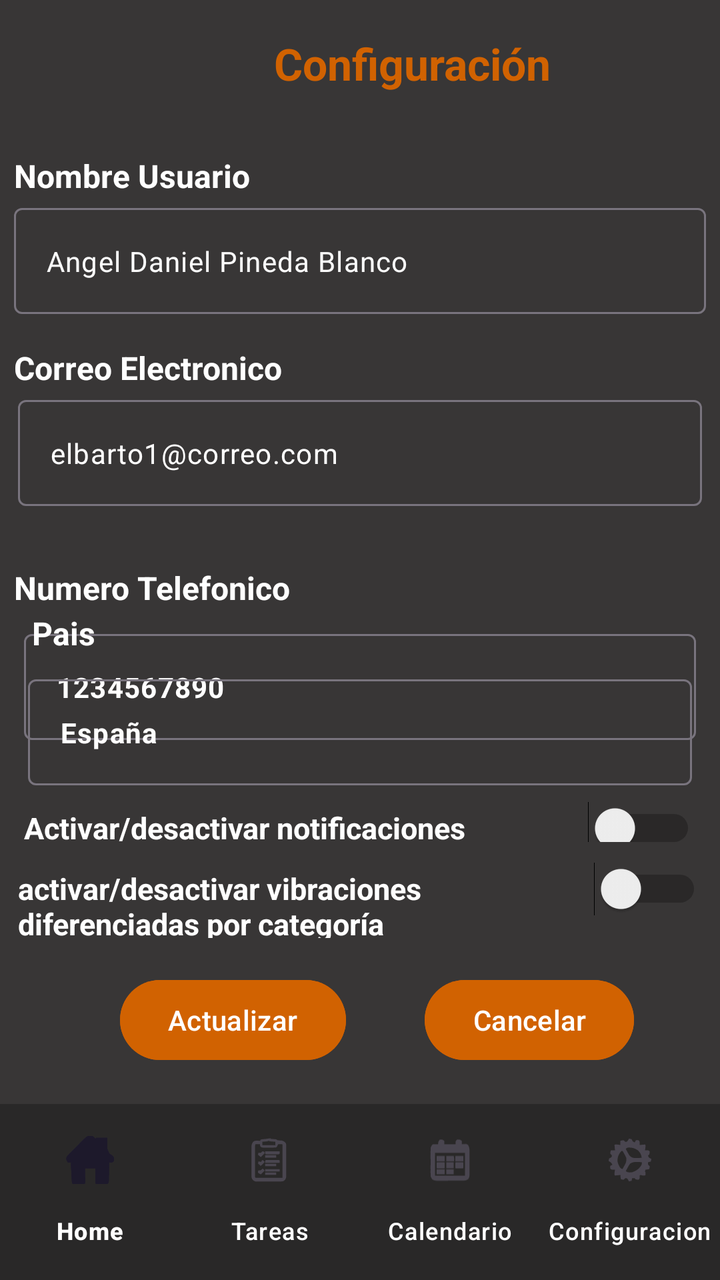
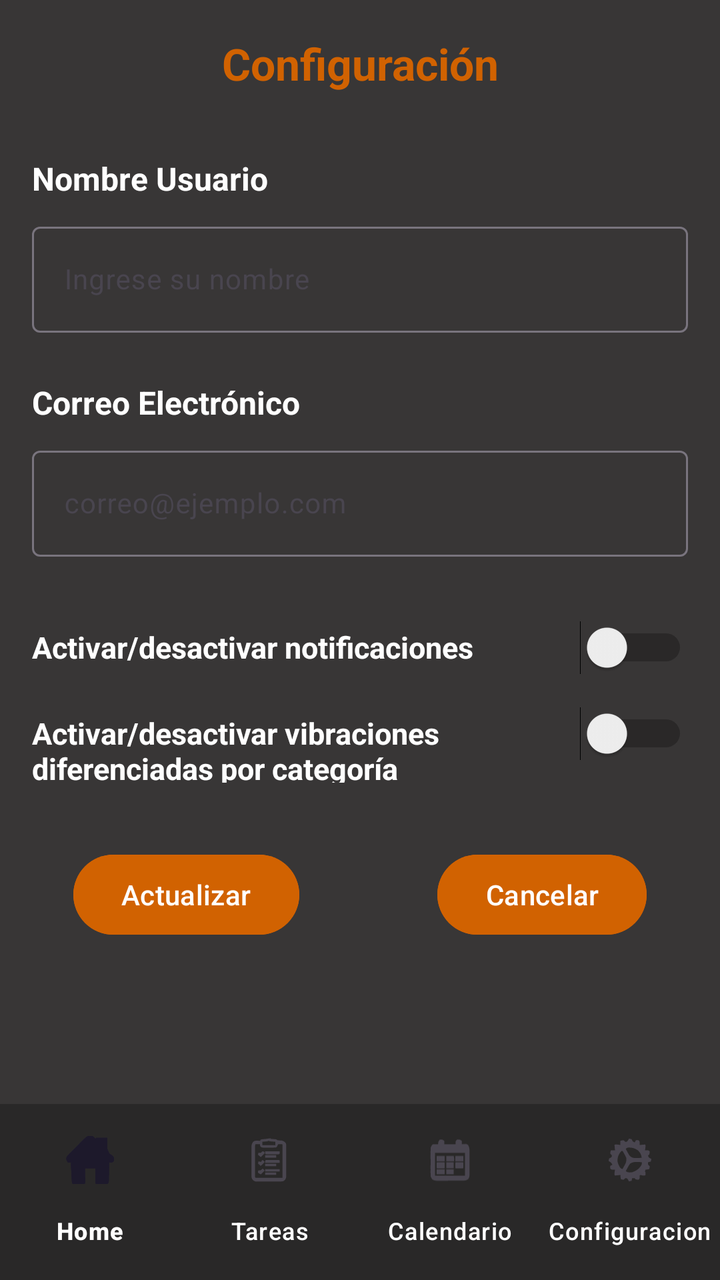

Compare the two renders of this Android layout. The source of the first and the diff that turns it into the second are given below.
<!-- AndroidManifest.xml: application theme Theme.GetDone -->
<!-- res/layout/activity_configuracion.xml -->
<?xml version="1.0" encoding="utf-8"?>
<androidx.constraintlayout.widget.ConstraintLayout xmlns:android="http://schemas.android.com/apk/res/android"
    xmlns:app="http://schemas.android.com/apk/res-auto"
    xmlns:tools="http://schemas.android.com/tools"
    android:id="@+id/main"
    android:layout_width="match_parent"
    android:layout_height="match_parent"
    android:background="#383636"
    tools:context=".configuracion">

    <TextView
        android:id="@+id/textView12"
        android:layout_width="wrap_content"
        android:layout_height="wrap_content"
        android:layout_marginStart="12dp"
        android:layout_marginTop="17dp"
        android:text="Configuración"
        android:textColor="#D16201"
        android:textSize="22dp"
        android:textStyle="bold"
        app:layout_constraintStart_toEndOf="@+id/textView17"
        app:layout_constraintTop_toTopOf="parent" />

    <TextView
        android:id="@+id/textView17"
        android:layout_width="wrap_content"
        android:layout_height="wrap_content"
        android:layout_marginTop="77dp"
        android:text="Nombre Usuario"
        android:textColor="@color/white"
        android:textSize="16sp"
        android:textStyle="bold"
        app:layout_constraintStart_toStartOf="@+id/textInputLayout5"
        app:layout_constraintTop_toTopOf="parent" />

    <com.google.android.material.textfield.TextInputLayout
        android:id="@+id/textInputLayout5"
        android:layout_width="0dp"
        android:layout_height="wrap_content"
        android:layout_marginStart="7dp"
        android:layout_marginEnd="7dp"
        app:layout_constraintEnd_toEndOf="parent"
        app:layout_constraintStart_toStartOf="parent"
        app:layout_constraintTop_toBottomOf="@+id/textView17">

        <com.google.android.material.textfield.TextInputEditText
            android:layout_width="match_parent"
            android:layout_height="wrap_content"
            android:text="Angel Daniel Pineda Blanco"
            android:textColor="#FBFBFB"
            android:textSize="14sp" />
    </com.google.android.material.textfield.TextInputLayout>

    <TextView
        android:id="@+id/textView22"
        android:layout_width="wrap_content"
        android:layout_height="wrap_content"
        android:layout_marginStart="7dp"
        android:layout_marginTop="16dp"
        android:text="Correo Electronico"
        android:textColor="@color/white"
        android:textSize="16sp"
        android:textStyle="bold"
        app:layout_constraintStart_toStartOf="parent"
        app:layout_constraintTop_toBottomOf="@+id/textInputLayout5" />

    <com.google.android.material.textfield.TextInputLayout
        android:id="@+id/textInputLayout6"
        android:layout_width="0dp"
        android:layout_height="wrap_content"
        android:layout_marginStart="9dp"
        android:layout_marginEnd="9dp"
        app:layout_constraintEnd_toEndOf="parent"
        app:layout_constraintStart_toStartOf="parent"
        app:layout_constraintTop_toBottomOf="@+id/textView22">

        <com.google.android.material.textfield.TextInputEditText
            android:layout_width="match_parent"
            android:layout_height="wrap_content"
            android:text="elbarto1@correo.com"
            android:textColor="@color/white"
            android:textSize="14sp" />
    </com.google.android.material.textfield.TextInputLayout>

    <TextView
        android:id="@+id/textView23"
        android:layout_width="wrap_content"
        android:layout_height="wrap_content"
        android:layout_marginStart="7dp"
        android:layout_marginTop="30dp"
        android:text="Numero Telefonico"
        android:textColor="@color/white"
        android:textSize="16sp"
        android:textStyle="bold"
        app:layout_constraintStart_toStartOf="parent"
        app:layout_constraintTop_toBottomOf="@+id/textInputLayout6" />

    <com.google.android.material.textfield.TextInputLayout
        android:id="@+id/textInputLayout7"
        android:layout_width="0dp"
        android:layout_height="wrap_content"
        android:layout_marginStart="12dp"
        android:layout_marginTop="7dp"
        android:layout_marginEnd="12dp"
        app:layout_constraintEnd_toEndOf="parent"
        app:layout_constraintStart_toStartOf="parent"
        app:layout_constraintTop_toBottomOf="@+id/textView23">

        <com.google.android.material.textfield.TextInputEditText
            android:layout_width="match_parent"
            android:layout_height="wrap_content"
            android:text="1234567890"
            android:textColor="@color/white"
            android:textSize="14sp"
            android:textStyle="bold" />
    </com.google.android.material.textfield.TextInputLayout>

    <TextView
        android:id="@+id/textView24"
        android:layout_width="wrap_content"
        android:layout_height="wrap_content"
        android:layout_marginStart="2dp"
        android:layout_marginBottom="7dp"
        android:text="Pais"
        android:textColor="@color/white"
        android:textSize="16sp"
        android:textStyle="bold"
        app:layout_constraintBottom_toTopOf="@+id/textInputLayout8"
        app:layout_constraintStart_toStartOf="@+id/textInputLayout8" />

    <com.google.android.material.textfield.TextInputLayout
        android:id="@+id/textInputLayout8"
        android:layout_width="0dp"
        android:layout_height="wrap_content"
        android:layout_marginStart="14dp"
        android:layout_marginEnd="14dp"
        android:layout_marginBottom="8dp"
        app:layout_constraintBottom_toTopOf="@+id/linearLayout"
        app:layout_constraintEnd_toEndOf="parent"
        app:layout_constraintStart_toStartOf="parent">

        <com.google.android.material.textfield.TextInputEditText
            android:layout_width="match_parent"
            android:layout_height="wrap_content"
            android:text="España"
            android:textColor="#FFFFFF"
            android:textSize="14sp"
            android:textStyle="bold" />
    </com.google.android.material.textfield.TextInputLayout>

    <TextView
        android:id="@+id/textView25"
        android:layout_width="wrap_content"
        android:layout_height="wrap_content"
        android:layout_marginStart="10dp"
        android:layout_marginTop="7dp"
        android:textColor="@color/white"
        android:textSize="20sp"
        android:textStyle="bold"
        app:layout_constraintStart_toStartOf="@+id/linearLayout2"
        app:layout_constraintTop_toBottomOf="@+id/linearLayout2" />

    <LinearLayout
        android:id="@+id/linearLayout"
        android:layout_width="0dp"
        android:layout_height="wrap_content"
        android:layout_marginStart="12dp"
        android:layout_marginEnd="12dp"
        android:layout_marginBottom="10dp"
        android:orientation="horizontal"
        app:layout_constraintBottom_toTopOf="@+id/linearLayout2"
        app:layout_constraintEnd_toEndOf="parent"
        app:layout_constraintStart_toStartOf="parent">

        <TextView
            android:id="@+id/textView27"
            android:layout_width="wrap_content"
            android:layout_height="wrap_content"
            android:layout_weight="1"
            android:text="Activar/desactivar notificaciones"
            android:textColor="@color/white"
            android:textSize="15sp"
            android:textStyle="bold" />

        <Switch
            android:id="@+id/configuracion_notificacion"
            android:layout_width="wrap_content"
            android:layout_height="match_parent"
            android:layout_weight="1" />
    </LinearLayout>

    <LinearLayout
        android:id="@+id/linearLayout2"
        android:layout_width="0dp"
        android:layout_height="wrap_content"
        android:layout_marginStart="9dp"
        android:layout_marginEnd="9dp"
        android:layout_marginBottom="171dp"
        android:orientation="horizontal"
        app:layout_constraintBottom_toBottomOf="parent"
        app:layout_constraintEnd_toEndOf="parent"
        app:layout_constraintStart_toStartOf="parent">

        <TextView
            android:id="@+id/textView28"
            android:layout_width="180dp"
            android:layout_height="wrap_content"
            android:layout_weight="1"
            android:text="activar/desactivar vibraciones diferenciadas por categoría"
            android:textColor="@color/white"
            android:textSize="15sp"
            android:textStyle="bold" />

        <Switch
            android:id="@+id/configuracion_vibracion"
            android:layout_width="wrap_content"
            android:layout_height="wrap_content" />


    </LinearLayout>

    <Button
        android:id="@+id/boton_actualiza_novedad"
        android:layout_width="wrap_content"
        android:layout_height="wrap_content"
        android:layout_marginStart="51dp"
        android:layout_marginTop="17dp"
        android:backgroundTint="#D16201"
        android:onClick="data_actualizada"
        android:text="Actualizar"
        android:textColor="@color/white"
        app:layout_constraintStart_toStartOf="@+id/linearLayout2"
        app:layout_constraintTop_toBottomOf="@+id/linearLayout2" />

    <Button
        android:id="@+id/boton_cancela_novedad"
        android:layout_width="wrap_content"
        android:layout_height="wrap_content"
        android:layout_marginStart="65dp"
        android:layout_marginTop="17dp"
        android:layout_marginEnd="69dp"
        android:backgroundTint="#D16201"
        android:onClick="volver_activity_main"
        android:text="Cancelar"
        android:textColor="@color/white"
        app:layout_constraintEnd_toEndOf="@+id/menu_navegacion"
        app:layout_constraintStart_toEndOf="@+id/boton_actualiza_novedad"
        app:layout_constraintTop_toBottomOf="@+id/linearLayout2" />

    <com.google.android.material.bottomnavigation.BottomNavigationView
        android:id="@+id/menu_navegacion"
        android:layout_width="wrap_content"
        android:layout_height="0dp"
        android:background="#5F101010"
        android:paddingTop="4dp"
        android:paddingBottom="4dp"
        app:itemTextColor="#ffffff"
        app:labelVisibilityMode="labeled"
        app:layout_constraintBottom_toBottomOf="parent"
        app:layout_constraintStart_toStartOf="parent"
        app:menu="@menu/bottom_menu" />

</androidx.constraintlayout.widget.ConstraintLayout>
<!-- resources referenced by this layout -->
<resources>
  <color name="white">#FFFFFFFF</color>
  <style name="Theme.GetDone" parent="Base.Theme.GetDone" />
  <style name="Base.Theme.GetDone" parent="Theme.Material3.DayNight.NoActionBar">
          
          
      </style>
</resources>

<!-- the commit's change to res/layout/activity_configuracion.xml (unified diff, before → after) -->
@@ -12,41 +12,43 @@
         android:id="@+id/textView12"
         android:layout_width="wrap_content"
         android:layout_height="wrap_content"
-        android:layout_marginStart="12dp"
         android:layout_marginTop="17dp"
         android:text="Configuración"
         android:textColor="#D16201"
         android:textSize="22dp"
         android:textStyle="bold"
-        app:layout_constraintStart_toEndOf="@+id/textView17"
+        app:layout_constraintEnd_toEndOf="parent"
+        app:layout_constraintStart_toStartOf="parent"
         app:layout_constraintTop_toTopOf="parent" />
 
     <TextView
         android:id="@+id/textView17"
         android:layout_width="wrap_content"
         android:layout_height="wrap_content"
-        android:layout_marginTop="77dp"
+        android:layout_marginTop="32dp"
         android:text="Nombre Usuario"
         android:textColor="@color/white"
         android:textSize="16sp"
         android:textStyle="bold"
         app:layout_constraintStart_toStartOf="@+id/textInputLayout5"
-        app:layout_constraintTop_toTopOf="parent" />
+        app:layout_constraintTop_toBottomOf="@+id/textView12" />
 
     <com.google.android.material.textfield.TextInputLayout
         android:id="@+id/textInputLayout5"
         android:layout_width="0dp"
         android:layout_height="wrap_content"
-        android:layout_marginStart="7dp"
-        android:layout_marginEnd="7dp"
+        android:layout_marginStart="16dp"
+        android:layout_marginTop="8dp"
+        android:layout_marginEnd="16dp"
         app:layout_constraintEnd_toEndOf="parent"
         app:layout_constraintStart_toStartOf="parent"
         app:layout_constraintTop_toBottomOf="@+id/textView17">
 
         <com.google.android.material.textfield.TextInputEditText
+            android:id="@+id/input_nombre_usuario"
             android:layout_width="match_parent"
             android:layout_height="wrap_content"
-            android:text="Angel Daniel Pineda Blanco"
+            android:hint="Ingrese su nombre"
             android:textColor="#FBFBFB"
             android:textSize="14sp" />
     </com.google.android.material.textfield.TextInputLayout>
@@ -55,126 +57,50 @@
         android:id="@+id/textView22"
         android:layout_width="wrap_content"
         android:layout_height="wrap_content"
-        android:layout_marginStart="7dp"
-        android:layout_marginTop="16dp"
-        android:text="Correo Electronico"
+        android:layout_marginTop="24dp"
+        android:text="Correo Electrónico"
         android:textColor="@color/white"
         android:textSize="16sp"
         android:textStyle="bold"
-        app:layout_constraintStart_toStartOf="parent"
+        app:layout_constraintStart_toStartOf="@+id/textInputLayout6"
         app:layout_constraintTop_toBottomOf="@+id/textInputLayout5" />
 
     <com.google.android.material.textfield.TextInputLayout
         android:id="@+id/textInputLayout6"
         android:layout_width="0dp"
         android:layout_height="wrap_content"
-        android:layout_marginStart="9dp"
-        android:layout_marginEnd="9dp"
+        android:layout_marginStart="16dp"
+        android:layout_marginTop="8dp"
+        android:layout_marginEnd="16dp"
         app:layout_constraintEnd_toEndOf="parent"
         app:layout_constraintStart_toStartOf="parent"
         app:layout_constraintTop_toBottomOf="@+id/textView22">
 
         <com.google.android.material.textfield.TextInputEditText
+            android:id="@+id/input_correo_usuario"
             android:layout_width="match_parent"
             android:layout_height="wrap_content"
-            android:text="elbarto1@correo.com"
+            android:enabled="false"
+            android:hint="correo@ejemplo.com"
             android:textColor="@color/white"
             android:textSize="14sp" />
     </com.google.android.material.textfield.TextInputLayout>
-
-    <TextView
-        android:id="@+id/textView23"
-        android:layout_width="wrap_content"
-        android:layout_height="wrap_content"
-        android:layout_marginStart="7dp"
-        android:layout_marginTop="30dp"
-        android:text="Numero Telefonico"
-        android:textColor="@color/white"
-        android:textSize="16sp"
-        android:textStyle="bold"
-        app:layout_constraintStart_toStartOf="parent"
-        app:layout_constraintTop_toBottomOf="@+id/textInputLayout6" />
-
-    <com.google.android.material.textfield.TextInputLayout
-        android:id="@+id/textInputLayout7"
-        android:layout_width="0dp"
-        android:layout_height="wrap_content"
-        android:layout_marginStart="12dp"
-        android:layout_marginTop="7dp"
-        android:layout_marginEnd="12dp"
-        app:layout_constraintEnd_toEndOf="parent"
-        app:layout_constraintStart_toStartOf="parent"
-        app:layout_constraintTop_toBottomOf="@+id/textView23">
-
-        <com.google.android.material.textfield.TextInputEditText
-            android:layout_width="match_parent"
-            android:layout_height="wrap_content"
-            android:text="1234567890"
-            android:textColor="@color/white"
-            android:textSize="14sp"
-            android:textStyle="bold" />
-    </com.google.android.material.textfield.TextInputLayout>
-
-    <TextView
-        android:id="@+id/textView24"
-        android:layout_width="wrap_content"
-        android:layout_height="wrap_content"
-        android:layout_marginStart="2dp"
-        android:layout_marginBottom="7dp"
-        android:text="Pais"
-        android:textColor="@color/white"
-        android:textSize="16sp"
-        android:textStyle="bold"
-        app:layout_constraintBottom_toTopOf="@+id/textInputLayout8"
-        app:layout_constraintStart_toStartOf="@+id/textInputLayout8" />
-
-    <com.google.android.material.textfield.TextInputLayout
-        android:id="@+id/textInputLayout8"
-        android:layout_width="0dp"
-        android:layout_height="wrap_content"
-        android:layout_marginStart="14dp"
-        android:layout_marginEnd="14dp"
-        android:layout_marginBottom="8dp"
-        app:layout_constraintBottom_toTopOf="@+id/linearLayout"
-        app:layout_constraintEnd_toEndOf="parent"
-        app:layout_constraintStart_toStartOf="parent">
-
-        <com.google.android.material.textfield.TextInputEditText
-            android:layout_width="match_parent"
-            android:layout_height="wrap_content"
-            android:text="España"
-            android:textColor="#FFFFFF"
-            android:textSize="14sp"
-            android:textStyle="bold" />
-    </com.google.android.material.textfield.TextInputLayout>
-
-    <TextView
-        android:id="@+id/textView25"
-        android:layout_width="wrap_content"
-        android:layout_height="wrap_content"
-        android:layout_marginStart="10dp"
-        android:layout_marginTop="7dp"
-        android:textColor="@color/white"
-        android:textSize="20sp"
-        android:textStyle="bold"
-        app:layout_constraintStart_toStartOf="@+id/linearLayout2"
-        app:layout_constraintTop_toBottomOf="@+id/linearLayout2" />
 
     <LinearLayout
         android:id="@+id/linearLayout"
         android:layout_width="0dp"
         android:layout_height="wrap_content"
-        android:layout_marginStart="12dp"
-        android:layout_marginEnd="12dp"
-        android:layout_marginBottom="10dp"
+        android:layout_marginStart="16dp"
+        android:layout_marginTop="32dp"
+        android:layout_marginEnd="16dp"
         android:orientation="horizontal"
-        app:layout_constraintBottom_toTopOf="@+id/linearLayout2"
         app:layout_constraintEnd_toEndOf="parent"
-        app:layout_constraintStart_toStartOf="parent">
+        app:layout_constraintStart_toStartOf="parent"
+        app:layout_constraintTop_toBottomOf="@+id/textInputLayout6">
 
         <TextView
             android:id="@+id/textView27"
-            android:layout_width="wrap_content"
+            android:layout_width="0dp"
             android:layout_height="wrap_content"
             android:layout_weight="1"
             android:text="Activar/desactivar notificaciones"
@@ -185,28 +111,27 @@
         <Switch
             android:id="@+id/configuracion_notificacion"
             android:layout_width="wrap_content"
-            android:layout_height="match_parent"
-            android:layout_weight="1" />
+            android:layout_height="wrap_content" />
     </LinearLayout>
 
     <LinearLayout
         android:id="@+id/linearLayout2"
         android:layout_width="0dp"
         android:layout_height="wrap_content"
-        android:layout_marginStart="9dp"
-        android:layout_marginEnd="9dp"
-        android:layout_marginBottom="171dp"
+        android:layout_marginStart="16dp"
+        android:layout_marginTop="16dp"
+        android:layout_marginEnd="16dp"
         android:orientation="horizontal"
-        app:layout_constraintBottom_toBottomOf="parent"
         app:layout_constraintEnd_toEndOf="parent"
-        app:layout_constraintStart_toStartOf="parent">
+        app:layout_constraintStart_toStartOf="parent"
+        app:layout_constraintTop_toBottomOf="@+id/linearLayout">
 
         <TextView
             android:id="@+id/textView28"
-            android:layout_width="180dp"
+            android:layout_width="0dp"
             android:layout_height="wrap_content"
             android:layout_weight="1"
-            android:text="activar/desactivar vibraciones diferenciadas por categoría"
+            android:text="Activar/desactivar vibraciones diferenciadas por categoría"
             android:textColor="@color/white"
             android:textSize="15sp"
             android:textStyle="bold" />
@@ -215,48 +140,47 @@
             android:id="@+id/configuracion_vibracion"
             android:layout_width="wrap_content"
             android:layout_height="wrap_content" />
-
-
     </LinearLayout>
 
     <Button
         android:id="@+id/boton_actualiza_novedad"
         android:layout_width="wrap_content"
         android:layout_height="wrap_content"
-        android:layout_marginStart="51dp"
-        android:layout_marginTop="17dp"
+        android:layout_marginTop="32dp"
+        android:layout_marginEnd="16dp"
         android:backgroundTint="#D16201"
         android:onClick="data_actualizada"
         android:text="Actualizar"
         android:textColor="@color/white"
-        app:layout_constraintStart_toStartOf="@+id/linearLayout2"
+        app:layout_constraintEnd_toStartOf="@+id/boton_cancela_novedad"
+        app:layout_constraintStart_toStartOf="parent"
         app:layout_constraintTop_toBottomOf="@+id/linearLayout2" />
 
     <Button
         android:id="@+id/boton_cancela_novedad"
         android:layout_width="wrap_content"
         android:layout_height="wrap_content"
-        android:layout_marginStart="65dp"
-        android:layout_marginTop="17dp"
-        android:layout_marginEnd="69dp"
+        android:layout_marginStart="16dp"
+        android:layout_marginTop="32dp"
         android:backgroundTint="#D16201"
         android:onClick="volver_activity_main"
         android:text="Cancelar"
         android:textColor="@color/white"
-        app:layout_constraintEnd_toEndOf="@+id/menu_navegacion"
+        app:layout_constraintEnd_toEndOf="parent"
         app:layout_constraintStart_toEndOf="@+id/boton_actualiza_novedad"
         app:layout_constraintTop_toBottomOf="@+id/linearLayout2" />
 
     <com.google.android.material.bottomnavigation.BottomNavigationView
         android:id="@+id/menu_navegacion"
-        android:layout_width="wrap_content"
-        android:layout_height="0dp"
+        android:layout_width="0dp"
+        android:layout_height="wrap_content"
         android:background="#5F101010"
         android:paddingTop="4dp"
         android:paddingBottom="4dp"
         app:itemTextColor="#ffffff"
         app:labelVisibilityMode="labeled"
         app:layout_constraintBottom_toBottomOf="parent"
+        app:layout_constraintEnd_toEndOf="parent"
         app:layout_constraintStart_toStartOf="parent"
         app:menu="@menu/bottom_menu" />
 
